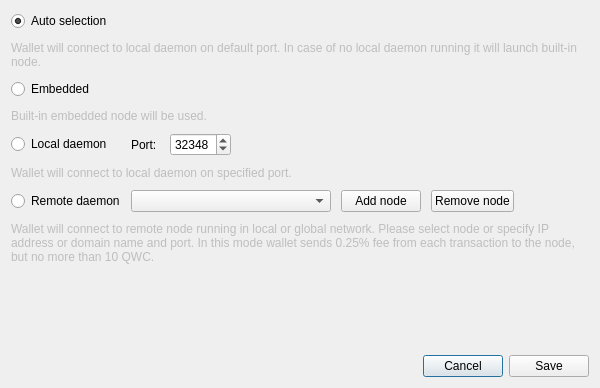
Qt form src/gui/ui/connectionsettingsdialog.ui (qwertycoin-org/qwertycoin-gui) before a commit.
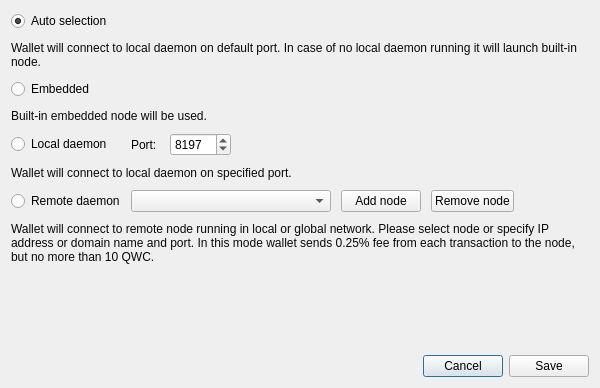
The same form after that commit. Icons and pictures are not drawn.

```diff
--- a/src/gui/ui/connectionsettingsdialog.ui
+++ b/src/gui/ui/connectionsettingsdialog.ui
@@ -75,7 +75,7 @@
         <bool>false</bool>
        </property>
        <property name="text">
-        <string>Wallet will connect to local daemon on default port. In case of no local daemon running it will launch built-in node.</string>
+        <string>&lt;span style=&quot;color:#080808&quot;&gt;Wallet will connect to local daemon on default port. In case of no local daemon running it will launch built-in node.&lt;/span&gt;</string>
        </property>
        <property name="wordWrap">
         <bool>true</bool>
@@ -95,7 +95,7 @@
         <bool>false</bool>
        </property>
        <property name="text">
-        <string>Built-in embedded node will be used.</string>
+        <string>&lt;span style=&quot;color:#080808&quot;&gt;Built-in embedded node will be used.&lt;/span&gt;</string>
        </property>
        <property name="wordWrap">
         <bool>true</bool>
@@ -130,7 +130,7 @@
           <number>65535</number>
          </property>
          <property name="value">
-          <number>32348</number>
+          <number>8197</number>
          </property>
          <property name="displayIntegerBase">
           <number>10</number>
@@ -158,7 +158,7 @@
         <bool>false</bool>
        </property>
        <property name="text">
-        <string>Wallet will connect to local daemon on specified port.</string>
+        <string>&lt;span style=&quot;color:#080808&quot;&gt;Wallet will connect to local daemon on specified port.&lt;/span&gt;</string>
        </property>
        <property name="wordWrap">
         <bool>true</bool>
@@ -248,7 +248,7 @@
         </size>
        </property>
        <property name="text">
-        <string>Wallet will connect to remote node running in local or global network. Please select node or specify IP address or domain name and port. In this mode wallet sends 0.25% fee from each transaction to the node, but no more than 10 QWC.</string>
+        <string>&lt;span style=&quot;color:#080808&quot;&gt;Wallet will connect to remote node running in local or global network. Please select node or specify IP address or domain name and port. In this mode wallet sends 0.25% fee from each transaction to the node, but no more than 10 QWC.&lt;/span&gt;</string>
        </property>
        <property name="wordWrap">
         <bool>true</bool>
```
